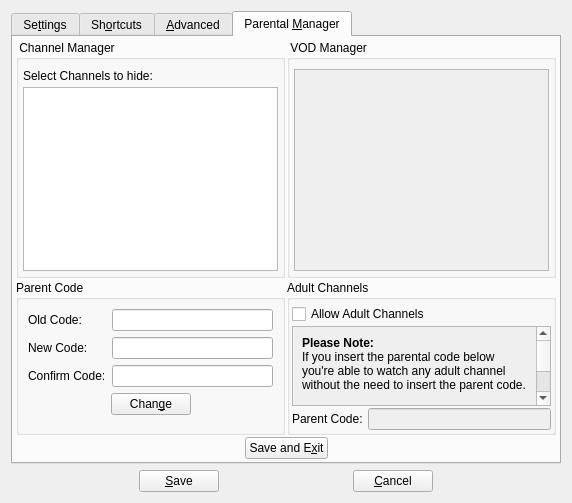
Old version of the form vlc-record/forms/csettingsdlg.ui in the repository code-google-com/vlc-record.
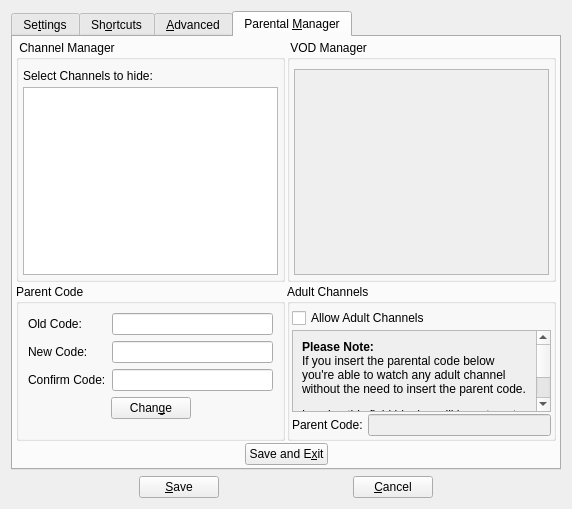
New version of the form. The open tabs and pages were chosen to show the change. Icons and pictures are not drawn. Custom widgets are drawn as their Qt base class.

```diff
--- a/vlc-record/forms/csettingsdlg.ui
+++ b/vlc-record/forms/csettingsdlg.ui
@@ -7,7 +7,7 @@
     <x>0</x>
     <y>0</y>
     <width>572</width>
-    <height>503</height>
+    <height>509</height>
    </rect>
   </property>
   <property name="windowTitle">
@@ -821,8 +821,8 @@
                     <rect>
                      <x>0</x>
                      <y>0</y>
-                     <width>27</width>
-                     <height>16</height>
+                     <width>96</width>
+                     <height>26</height>
                     </rect>
                    </property>
                   </widget>
@@ -973,8 +973,8 @@
                     <rect>
                      <x>0</x>
                      <y>0</y>
-                     <width>70</width>
-                     <height>638</height>
+                     <width>96</width>
+                     <height>398</height>
                     </rect>
                    </property>
                    <layout class="QVBoxLayout" name="verticalLayout_10">
```
Left out of the diff: 2 changed lines with no effect on the pictures.
